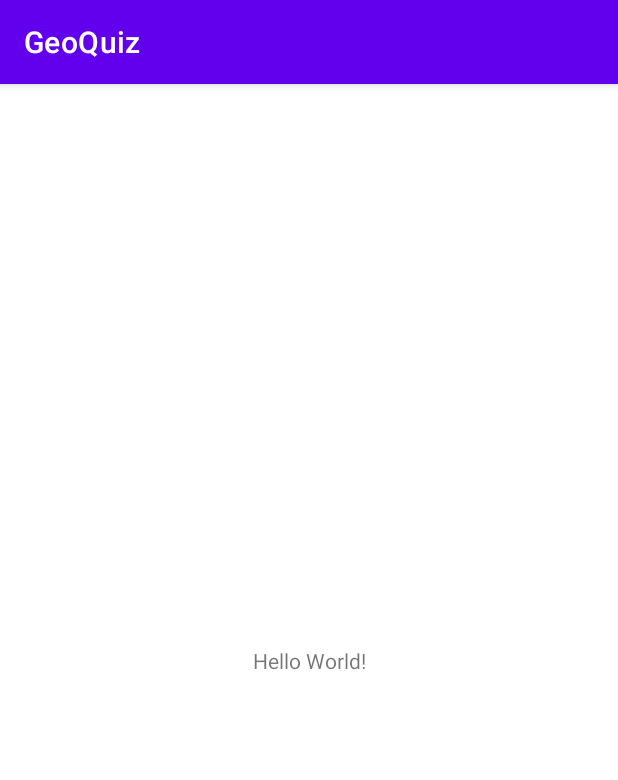
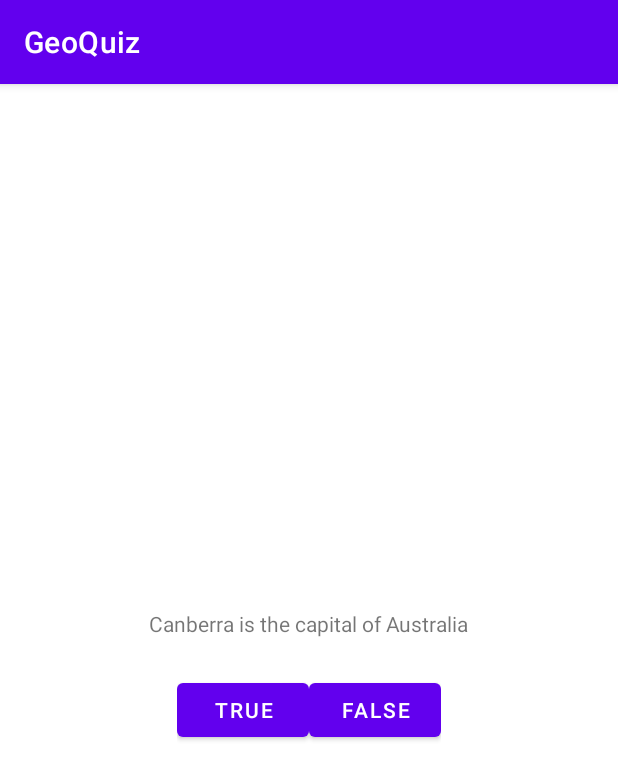
Before and after one commit to juwairen123/GeoQuiz, an Android app: the screen it shows after launch (MainActivity), on a phone screen of 412 x 824 dp. Shown: the top 780 px of the screen. Run offline under Robolectric (Android 15) with nearby library versions, the phone set to English and light mode, and no system bars.

Commit message:
Android开发初体验

```diff
--- a/app/src/main/java/com/example/geoquiz/MainActivity.kt
+++ b/app/src/main/java/com/example/geoquiz/MainActivity.kt
@@ -2,10 +2,29 @@ package com.example.geoquiz
 
 import androidx.appcompat.app.AppCompatActivity
 import android.os.Bundle
+import android.view.View
+import android.widget.Button
+import android.widget.Toast
 
 class MainActivity : AppCompatActivity() {
+    private lateinit var trueButton: Button
+    private lateinit var falseButton:Button
     override fun onCreate(savedInstanceState: Bundle?) {
         super.onCreate(savedInstanceState)
         setContentView(R.layout.activity_main)
+        trueButton = findViewById(R.id.true_button)
+        falseButton = findViewById(R.id.false_button)
+        trueButton.setOnClickListener { view: View ->
+            Toast.makeText(this,
+            R.string.correct_toast,
+            Toast.LENGTH_SHORT)
+                .show()
+        }
+        falseButton.setOnClickListener { view:View ->
+            Toast.makeText(this,
+            R.string.incorrect_toast,
+            Toast.LENGTH_SHORT)
+                .show()
+        }
     }
 }
--- a/app/src/main/res/layout/activity_main.xml
+++ b/app/src/main/res/layout/activity_main.xml
@@ -1,4 +1,5 @@
 <?xml version="1.0" encoding="utf-8"?>
+<!--
 <androidx.constraintlayout.widget.ConstraintLayout xmlns:android="http://schemas.android.com/apk/res/android"
     xmlns:app="http://schemas.android.com/apk/res-auto"
     xmlns:tools="http://schemas.android.com/tools"
@@ -15,4 +16,35 @@
         app:layout_constraintRight_toRightOf="parent"
         app:layout_constraintTop_toTopOf="parent" />
 
-</androidx.constraintlayout.widget.ConstraintLayout>
+</androidx.constraintlayout.widget.ConstraintLayout>-->
+<LinearLayout xmlns:android="http://schemas.android.com/apk/res/android"
+    android:layout_width="match_parent"
+    android:layout_height="match_parent"
+    android:gravity="center"
+    android:orientation="vertical">
+
+    <TextView
+        android:layout_width="wrap_content"
+        android:layout_height="wrap_content"
+        android:padding="24dp"
+        android:text="@string/question_text" />
+
+    <LinearLayout
+        android:layout_width="wrap_content"
+        android:layout_height="wrap_content"
+        android:gravity="center"
+        android:orientation="horizontal">
+
+        <Button
+            android:id="@+id/true_button"
+            android:layout_width="wrap_content"
+            android:layout_height="wrap_content"
+            android:text="@string/true_button" />
+
+        <Button
+            android:id="@+id/false_button"
+            android:layout_width="wrap_content"
+            android:layout_height="wrap_content"
+            android:text="@string/false_button" />
+    </LinearLayout>
+</LinearLayout>
--- a/app/src/main/res/values/strings.xml
+++ b/app/src/main/res/values/strings.xml
@@ -1,3 +1,8 @@
 <resources>
     <string name="app_name">GeoQuiz</string>
+    <string name="question_text">Canberra is the capital of Australia</string>
+    <string name="true_button">True</string>
+    <string name="false_button">False</string>
+    <string name="correct_toast">Correct!</string>
+    <string name="incorrect_toast">Incorrect!</string>
 </resources>
```
